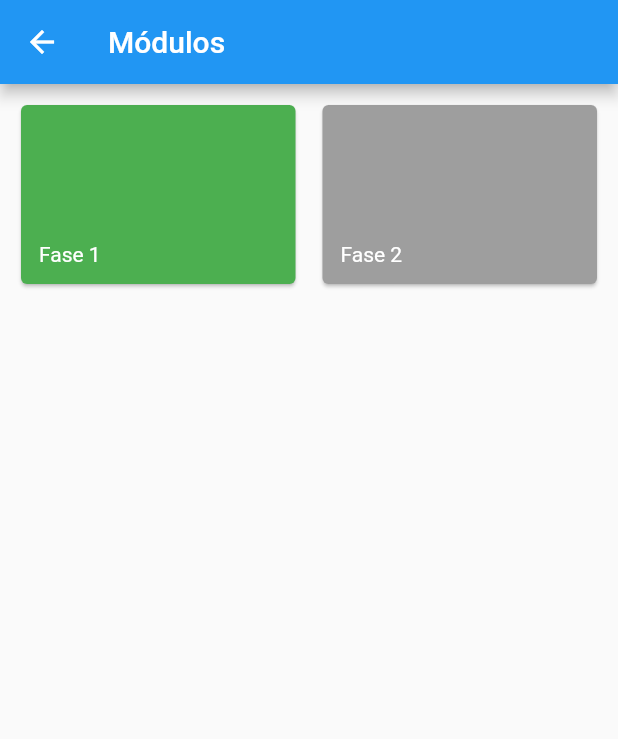
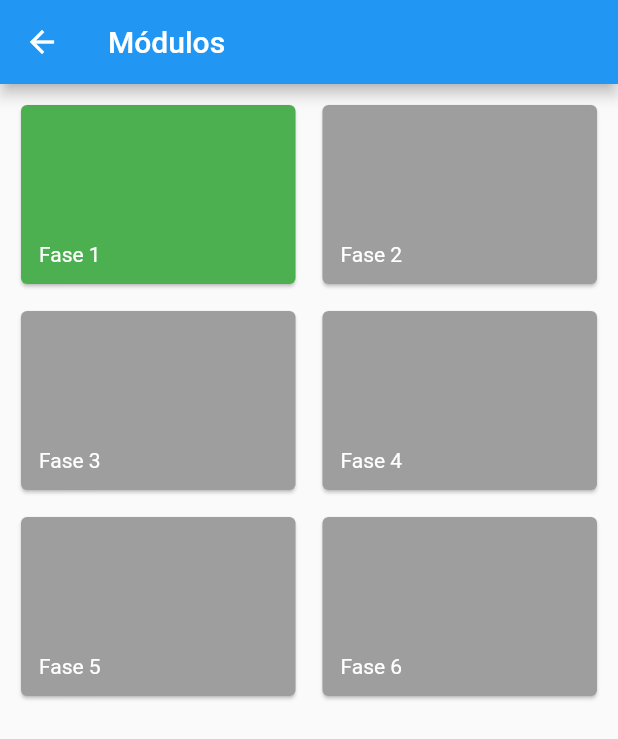
Before and after one commit to GiuliaMarcelaS/BrailleApp, a Flutter app: the ModulosScreen screen opened by its route, on a phone screen of 412 x 824 dp. Shown: the top 739 px of the screen. Run offline on Flutter 3.47's test engine with Material 2 defaults, Android fonts, the phone set to English and light mode, and no system bars.

Commit message:
lógica de passar de fase implementada

```diff
--- a/lib/components/fase_item.dart
+++ b/lib/components/fase_item.dart
@@ -1,3 +1,4 @@
+import 'package:braille_app/models/passer.dart';
 import 'package:braille_app/models/passer1.dart';
 import 'package:braille_app/models/passer_item.dart';
 import 'package:flutter/src/widgets/framework.dart';
@@ -14,16 +15,15 @@ class FaseItem extends StatelessWidget {
   @override
   Widget build(BuildContext context) {
   final fase = Provider.of<Fase>(context);
+  final passer = Provider.of<Passer>(context);
  // final passer1 = Provider.of<Passer1>(context);
   //final passerItem = Provider.of<PasserItem>(context);
     return GridTile(
-      child: Consumer<Passer1>(
-        builder: (ctx, passer1, child) => GestureDetector(
-          child: Card(
-          color:(passer1.valorFaseCompleta >= fase.id? Colors.green : Colors.grey),
-          ),
-          onTap: (passer1.valorFaseCompleta >= fase.id? () => Navigator.of(context).pushNamed('/fases-screen', arguments: fase) : null),
+      child: GestureDetector(
+        child: Card(
+        color:(passer.faseCompleta >= fase.id? Colors.green : Colors.grey),
         ),
+        onTap: (passer.faseCompleta >= fase.id? () => Navigator.of(context).pushNamed('/fases-screen', arguments: fase) : null),
       ),
       footer: GridTileBar(
         title: Text(
--- a/lib/data/fases_data.dart
+++ b/lib/data/fases_data.dart
@@ -4,4 +4,8 @@ import 'package:braille_app/fase1/fase1.dart';
 final fasesData = [
   Fase(id: 1, title: 'Fase 1' ),
   Fase(id: 2, title: 'Fase 2' ),
+  Fase(id: 3, title: 'Fase 3' ),
+  Fase(id: 4, title: 'Fase 4' ),
+  Fase(id: 5, title: 'Fase 5' ),
+  Fase(id: 6, title: 'Fase 6' ),
   ];
--- a/lib/main.dart
+++ b/lib/main.dart
@@ -57,6 +57,11 @@ class BrailleApp extends StatelessWidget{
           update:(ctx, auth, previous){
             return Cell(auth.token??'', auth.userId ?? '');
           },),
+        ChangeNotifierProxyProvider<Auth,Passer>(
+          create: (_) => Passer("", ''),
+          update:(ctx, auth, previous){
+            return Passer(auth.token??'', auth.userId ?? '');
+          },),
       ],
       child: MaterialApp(
         routes: {
@@ -65,7 +70,7 @@ class BrailleApp extends StatelessWidget{
          '/interface-screen':(ctx) => Interface(),
           '/traducao-screen':(ctx)=> TraducaoScreen(),
           '/F1-screen':(ctz) => F1(),
-          '/Fase1-screen':(ctz) => Fase1(),
+          // '/Fase1-screen':(ctz) => Fase1(),
           '/fases-screen':(ctz) => FaseScreen(),
         },
         ),
--- a/lib/models/passer.dart
+++ b/lib/models/passer.dart
@@ -1,3 +1,4 @@
+import 'package:braille_app/models/fases.dart';
 import 'package:flutter/cupertino.dart';
 import 'package:http/http.dart' as http;
 import 'package:braille_app/utils/constants.dart';
@@ -6,17 +7,17 @@ import 'dart:convert';
 
 class Passer with ChangeNotifier{
   String _token;
-  final String _userId;
-  int fase;
+  String _userId;
+  int faseCompleta;
 
   Passer(
     this._token,
     this._userId,
-    {this.fase = 0,
+    {this.faseCompleta = 1,
     }
   );
-   void _passPhase1 (){
-    fase = 2;
+   void _incrementaFase (Fase fase){
+    faseCompleta = fase.id+1;
     notifyListeners();
   }
 
@@ -28,14 +29,12 @@ class Passer with ChangeNotifier{
     print(response.body);
     }
 
-  Future<void> passPhase1( String token, String userId) async{
-
-   if(fase <= 2){
-    fase = 2;}
+  Future<void> incrementaFase(Fase fase, String token, String userId) async{
+    faseCompleta = fase.id+1;
     notifyListeners();
     await http.put(
     Uri.parse('${Constants.BASE_URL}/$userId/fase.json?auth=$token'),
-    body: jsonEncode({"fase":fase}),);
+    body: jsonEncode({"fase":faseCompleta}),);
   }
 
 }
--- a/lib/screens/fase_screen.dart
+++ b/lib/screens/fase_screen.dart
@@ -1,4 +1,5 @@
 import 'package:braille_app/models/fases.dart';
+import 'package:braille_app/models/passer.dart';
 import 'package:braille_app/models/passer1.dart';
 import 'package:flutter/material.dart';
 import 'package:flutter/src/widgets/framework.dart';
@@ -15,6 +16,7 @@ class FaseScreen extends StatelessWidget {
   @override
   Widget build(BuildContext context) {
      final passer2 = Provider.of<Fase>(context);
+     final passer = Provider.of<Passer>(context);
      final passer1 = Provider.of<Passer1>(context);
      final auth = Provider.of<Auth>(context, listen: false);
      final fase = Provider.of<Fase>(context);
@@ -26,7 +28,7 @@ class FaseScreen extends StatelessWidget {
       ),
       body: Container(
                 child: IconButton(
-                  onPressed: () {passer1.addFase(passarItem);
+                  onPressed: () {passer.incrementaFase(faset, auth.token??'', auth.userId??'');
                   print(passer1.item);} //=> passer.passPhase1(auth.token ?? '',auth.userId ?? ''),
                   ,icon: Icon(Icons.arrow_circle_right),
                 ),
--- a/pubspec.yaml
+++ b/pubspec.yaml
@@ -63,7 +63,7 @@ flutter:
 
   # To add assets to your application, add an assets section, like this:
   assets:
-    - assets/images/muiraquita3.jpg
+    - assets\images\muiraquita3.jpg
     #- images/a_dot_ham.jpeg
 
   # An image asset can refer to one or more resolution-specific "variants", see
```
Also changed, not shown: lib/components/confirmer1.dart (+22 -22 lines), lib/fase1/fase1.dart (+25 -25 lines), lib/models/ball.dart (+35 -1 lines), pubspec.lock.
